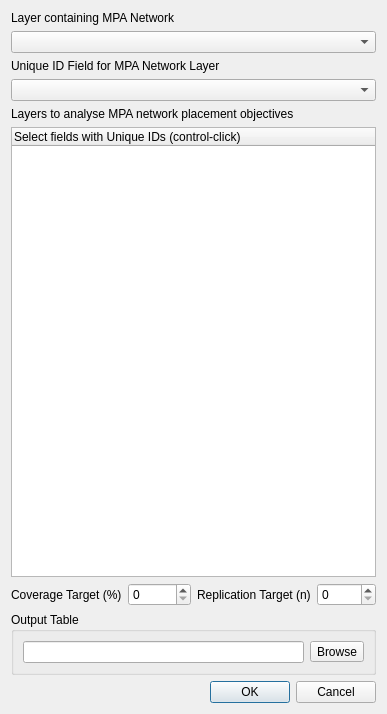
This is MPA_postHocAccounting_dialog_base.ui in MACBIO/MPAPostHocAccounting as Qt 5 draws it before an edit. The edited form follows.
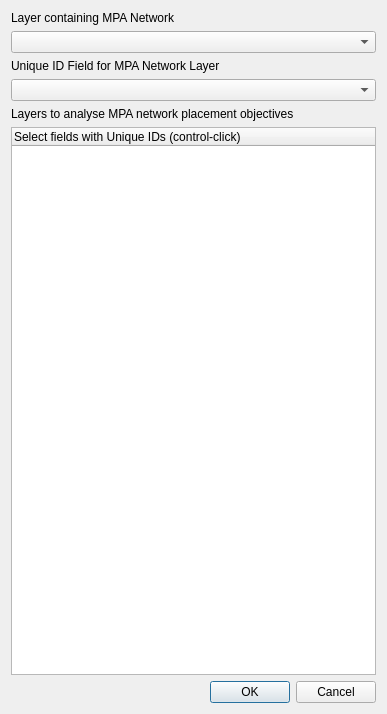
This is the edited form.

Commit message: added coverage and replication targets per layer

What changed in the file:
```diff
--- a/MPA_postHocAccounting_dialog_base.ui
+++ b/MPA_postHocAccounting_dialog_base.ui
@@ -98,67 +98,6 @@
      </item>
     </layout>
    </item>
-   <item>
-    <layout class="QHBoxLayout" name="horizontalLayout_3">
-     <item>
-      <layout class="QHBoxLayout" name="horizontalLayout_2">
-       <item>
-        <widget class="QLabel" name="coverageLabel">
-         <property name="text">
-          <string>Coverage Target (%)</string>
-         </property>
-        </widget>
-       </item>
-       <item>
-        <widget class="QSpinBox" name="coverageSpinBox"/>
-       </item>
-      </layout>
-     </item>
-     <item>
-      <layout class="QHBoxLayout" name="horizontalLayout">
-       <item>
-        <widget class="QLabel" name="replLabel">
-         <property name="text">
-          <string>Replication Target (n)</string>
-         </property>
-        </widget>
-       </item>
-       <item>
-        <widget class="QSpinBox" name="replSpinBox"/>
-       </item>
-      </layout>
-     </item>
-    </layout>
-   </item>
-   <item>
-    <widget class="QGroupBox" name="groupBox_2">
-     <property name="sizePolicy">
-      <sizepolicy hsizetype="Preferred" vsizetype="Fixed">
-       <horstretch>0</horstretch>
-       <verstretch>0</verstretch>
-      </sizepolicy>
-     </property>
-     <property name="title">
-      <string>Output Table</string>
-     </property>
-     <layout class="QVBoxLayout" name="_4">
-      <item>
-       <layout class="QHBoxLayout" name="_5">
-        <item>
-         <widget class="QLineEdit" name="outTable"/>
-        </item>
-        <item>
-         <widget class="QToolButton" name="outButton">
-          <property name="text">
-           <string>Browse</string>
-          </property>
-         </widget>
-        </item>
-       </layout>
-      </item>
-     </layout>
-    </widget>
-   </item>
    <item>
     <widget class="QDialogButtonBox" name="button_box">
      <property name="orientation">
```
The commit also changes 9 other files.
